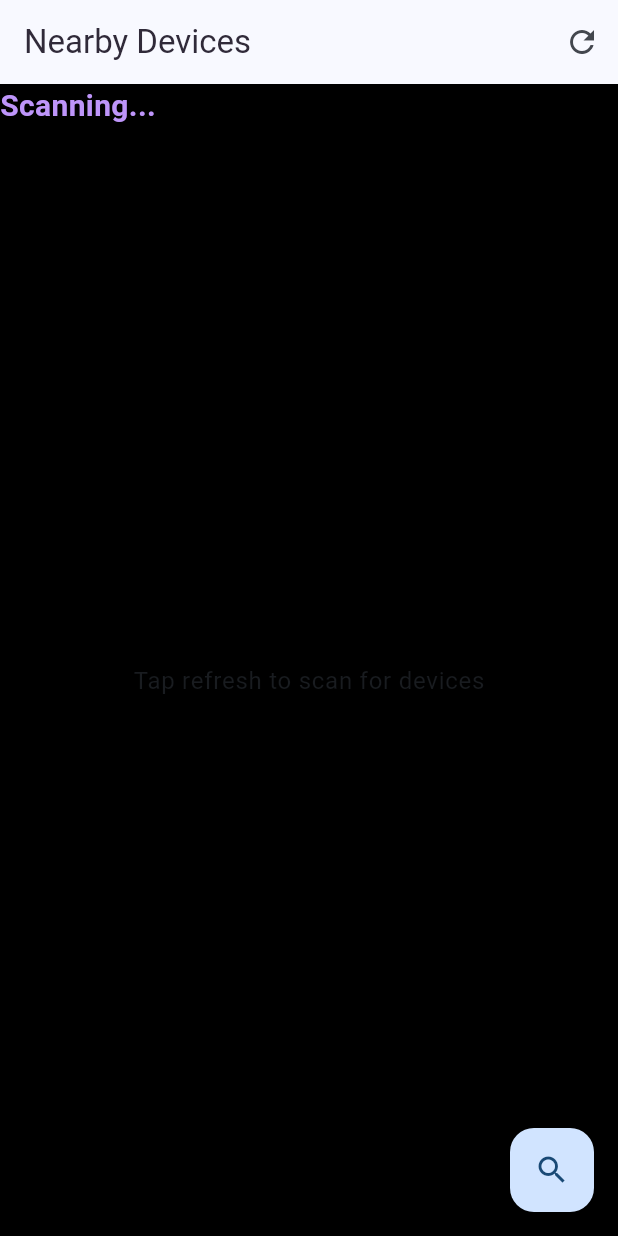
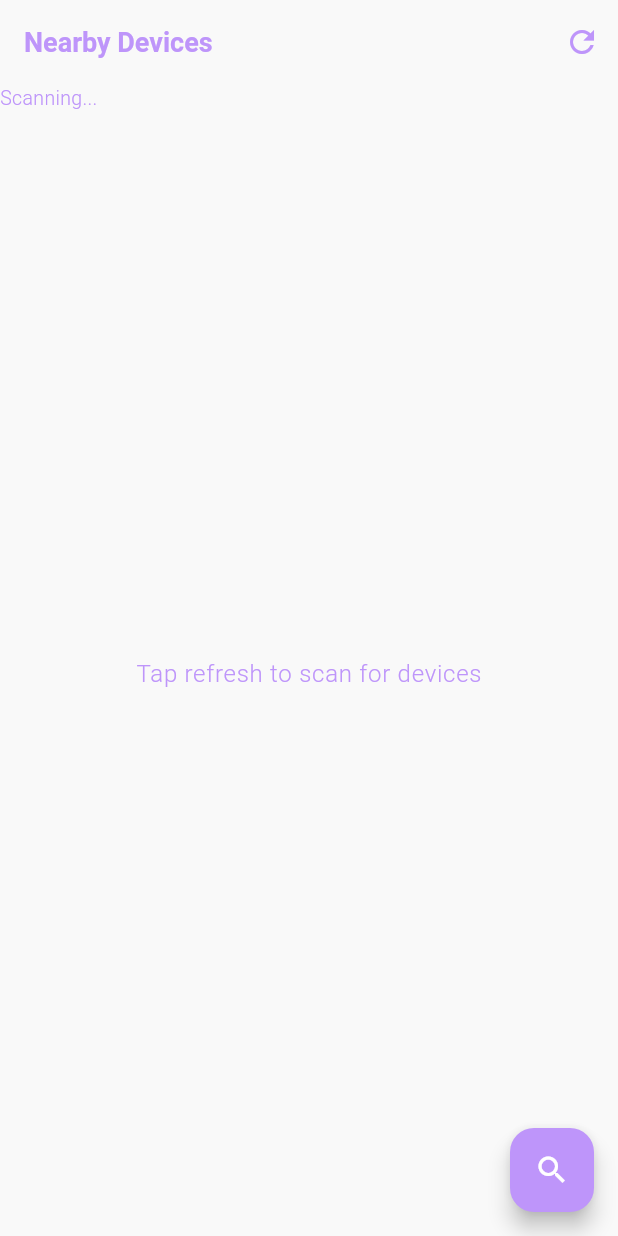
Before and after one commit to codecrafteryt/node_chat, a Flutter app: the screen it shows after launch, on a phone screen of 412 x 824 dp. Run offline on Flutter 3.47's test engine with Material 3 defaults, Android fonts, the phone set to English and light mode, and no system bars; our stand-ins replace flutter_blue_plus, flutter_screenutil, get, permission_handler, shared_preferences; Roboto replaces fonts that are missing (Inter-Regular).

Commit message:
implement light and dark theme configurations
- Define comprehensive `lightTheme` and `darkTheme` configurations in `lib/utils/value/app_theme.dart` using Material 3.
- Customize `TextTheme`, `AppBarTheme`, `InputDecorationTheme`, and `ListTileTheme` for both themes.
- Update `MyColors` with specific constants for light and dark theme text colors.
- Integrate `lightTheme` and `darkTheme` into `GetMaterialApp` and set `themeMode` to `ThemeMode.system`.
- Refactor `ScanScreen` to utilize inherited theme styles and remove hardcoded color values.

```diff
--- a/lib/main.dart
+++ b/lib/main.dart
@@ -5,6 +5,7 @@ import 'package:get/get.dart';
 import 'data/helper/get_di.dart';
 import 'views/screens/scan_screen.dart';
 import 'utils/permissions.dart';
+import 'utils/value/app_theme.dart';
 
 void main() async {
   WidgetsFlutterBinding.ensureInitialized();
@@ -16,7 +17,6 @@ void main() async {
   ]).then((_) {
     runApp(const NodeChatApp());
   });
-
 }
 
 class NodeChatApp extends StatelessWidget {
@@ -31,10 +31,9 @@ class NodeChatApp extends StatelessWidget {
       builder: (_, context) {
         return GetMaterialApp(
           title: 'Node Chat',
-          theme: ThemeData(
-            colorScheme: ColorScheme.fromSeed(seedColor: Colors.blue),
-            useMaterial3: true,
-          ),
+          theme: lightTheme,
+          darkTheme: darkTheme,
+          themeMode: ThemeMode.system,
           debugShowCheckedModeBanner: false,
           defaultTransition: Transition.leftToRight,
           home: const ScanScreen(),
--- /dev/null
+++ b/lib/utils/value/app_theme.dart
@@ -0,0 +1,105 @@
+/*
+  ---------------------------------------
+  Project: Node chat Mobile Application
+  Date: March 04, 2026
+  Author: Ameer Salman
+  ---------------------------------------
+  Description: App light/dark theme using MyColors and kSize13DarkW300Text style.
+*/
+
+import 'package:flutter/material.dart';
+import 'my_color.dart';
+import 'style.dart';
+
+/// Body text style based on kSize13DarkW300Text; text color is always mainTextColor.
+TextStyle _bodyStyle(Color color) => kSize13DarkW300Text.copyWith(color: color);
+
+const Color _textColor = MyColors.mainTextColor;
+
+ThemeData get lightTheme => ThemeData(
+      useMaterial3: true,
+      brightness: Brightness.light,
+      scaffoldBackgroundColor: MyColors.lightBg,
+      colorScheme: ColorScheme.fromSeed(
+        seedColor: MyColors.mainTextColor,
+        brightness: Brightness.light,
+        surface: MyColors.lightBg,
+        onSurface: _textColor,
+      ),
+      appBarTheme: const AppBarTheme(
+        backgroundColor: MyColors.lightBg,
+        foregroundColor: _textColor,
+        elevation: 0,
+      ),
+      textTheme: TextTheme(
+        bodyLarge: _bodyStyle(_textColor).copyWith(fontSize: 16),
+        bodyMedium: _bodyStyle(_textColor),
+        bodySmall: _bodyStyle(_textColor).copyWith(fontSize: 12),
+        titleLarge: _bodyStyle(_textColor).copyWith(
+          fontSize: 18,
+          fontWeight: FontWeight.w600,
+        ),
+        titleMedium: _bodyStyle(_textColor).copyWith(fontSize: 15),
+        titleSmall: _bodyStyle(_textColor).copyWith(fontSize: 13),
+        labelLarge: _bodyStyle(_textColor).copyWith(fontSize: 14),
+      ),
+      listTileTheme: const ListTileThemeData(
+        textColor: _textColor,
+      ),
+      inputDecorationTheme: InputDecorationTheme(
+        filled: true,
+        fillColor: MyColors.lightGrayContainer,
+        border: const OutlineInputBorder(),
+        hintStyle: _bodyStyle(_textColor.withValues(alpha: 0.6)),
+        labelStyle: _bodyStyle(_textColor),
+      ),
+      floatingActionButtonTheme: const FloatingActionButtonThemeData(
+        backgroundColor: MyColors.mainTextColor,
+        foregroundColor: Colors.white,
+      ),
+      iconTheme: const IconThemeData(color: _textColor),
+    );
+
+ThemeData get darkTheme => ThemeData(
+      useMaterial3: true,
+      brightness: Brightness.dark,
+      scaffoldBackgroundColor: MyColors.darkBg,
+      colorScheme: ColorScheme.fromSeed(
+        seedColor: MyColors.mainTextColor,
+        brightness: Brightness.dark,
+        surface: MyColors.darkBg,
+        onSurface: _textColor,
+      ),
+      appBarTheme: const AppBarTheme(
+        backgroundColor: MyColors.darkBg,
+        foregroundColor: _textColor,
+        elevation: 0,
+      ),
+      textTheme: TextTheme(
+        bodyLarge: _bodyStyle(_textColor).copyWith(fontSize: 16),
+        bodyMedium: _bodyStyle(_textColor),
+        bodySmall: _bodyStyle(_textColor).copyWith(fontSize: 12),
+        titleLarge: _bodyStyle(_textColor).copyWith(
+          fontSize: 18,
+          fontWeight: FontWeight.w600,
+        ),
+        titleMedium: _bodyStyle(_textColor).copyWith(fontSize: 15),
+        titleSmall: _bodyStyle(_textColor).copyWith(fontSize: 13),
+        labelLarge: _bodyStyle(_textColor).copyWith(fontSize: 14),
+      ),
+      listTileTheme: const ListTileThemeData(
+        textColor: _textColor,
+      ),
+      inputDecorationTheme: InputDecorationTheme(
+        filled: true,
+        fillColor: MyColors.darkContainer,
+        border: const OutlineInputBorder(),
+        hintStyle: _bodyStyle(_textColor.withValues(alpha: 0.6)),
+        labelStyle: _bodyStyle(_textColor),
+      ),
+      floatingActionButtonTheme: const FloatingActionButtonThemeData(
+        backgroundColor: MyColors.mainTextColor,
+        foregroundColor: Colors.white,
+      ),
+      iconTheme: const IconThemeData(color: _textColor),
+    );
--- a/lib/utils/value/my_color.dart
+++ b/lib/utils/value/my_color.dart
@@ -13,6 +13,10 @@ class MyColors {
   // Primary Colors
   static const Color lightBg = Color.fromRGBO(249, 249, 249, 1);
   static const Color darkBg = Color.fromRGBO(0, 0, 0, 1);
+  /// Text color for light theme (on lightBg)
+  static const Color lightThemeTextColor = Color.fromRGBO(48, 42, 57, 1);
+  /// Text color for dark theme (on darkBg)
+  static const Color darkThemeTextColor = Color.fromRGBO(249, 249, 249, 1);
   static const Color mainTextColor = Color.fromRGBO(190, 149, 250, 1);
   static const Color secondaryTextColor = Color.fromRGBO(185, 72, 13, 1);
   static const Color lightGrayContainer = Color.fromRGBO(249, 249, 249, 1);
--- a/lib/views/screens/scan_screen.dart
+++ b/lib/views/screens/scan_screen.dart
@@ -8,16 +8,9 @@ class ScanScreen extends StatelessWidget {
   BluetoothController get controller => Get.find<BluetoothController>();
   @override
   Widget build(BuildContext context) {
-
     return Scaffold(
-      backgroundColor: Colors.black,
       appBar: AppBar(
-        title: const Text('Nearby Devices',
-        style: TextStyle(
-          color: Color.fromRGBO(48, 42, 57, 1),
-        ),
-
-        ),
+        title: const Text('Nearby Devices',),
         actions: [
           Obx(() => controller.isScanning.value
               ? IconButton(
@@ -38,11 +31,7 @@ class ScanScreen extends StatelessWidget {
           children: [
             Text(
               'Scanning...',
-              style: TextStyle(
-                fontWeight: FontWeight.w700,
-                fontSize: 20,
-                color: Color.fromRGBO(190, 149, 250, 1),
-              )
+              style: Theme.of(context).textTheme.bodyMedium,
             ),
             if (status.isNotEmpty)
               Padding(
```
